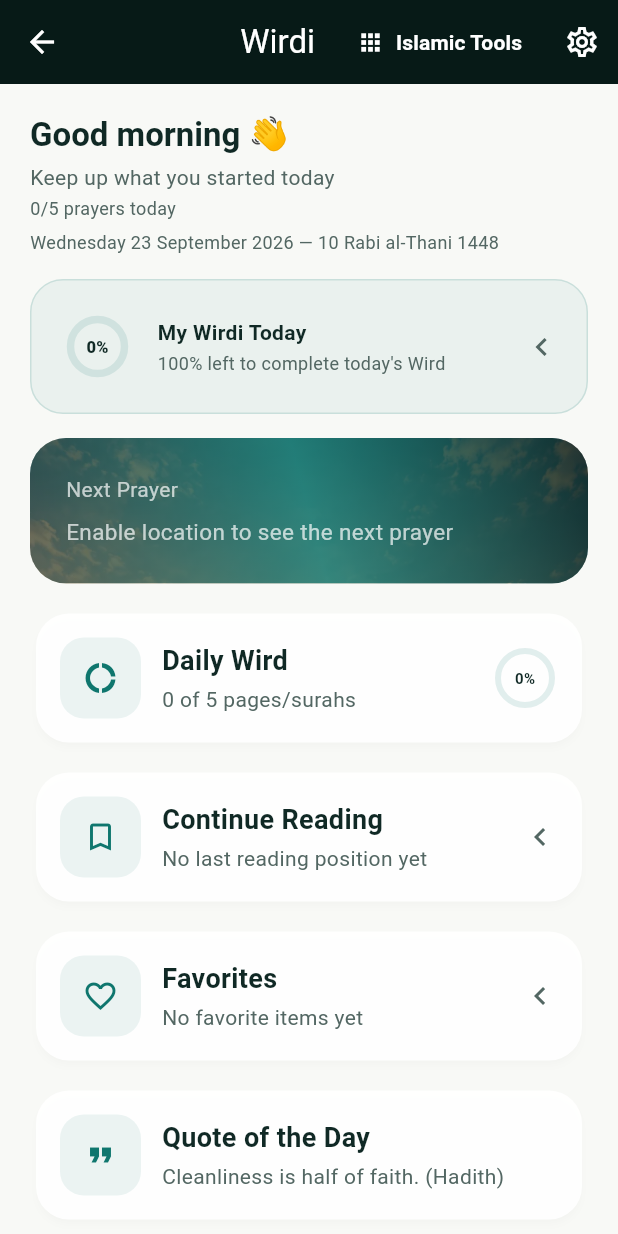
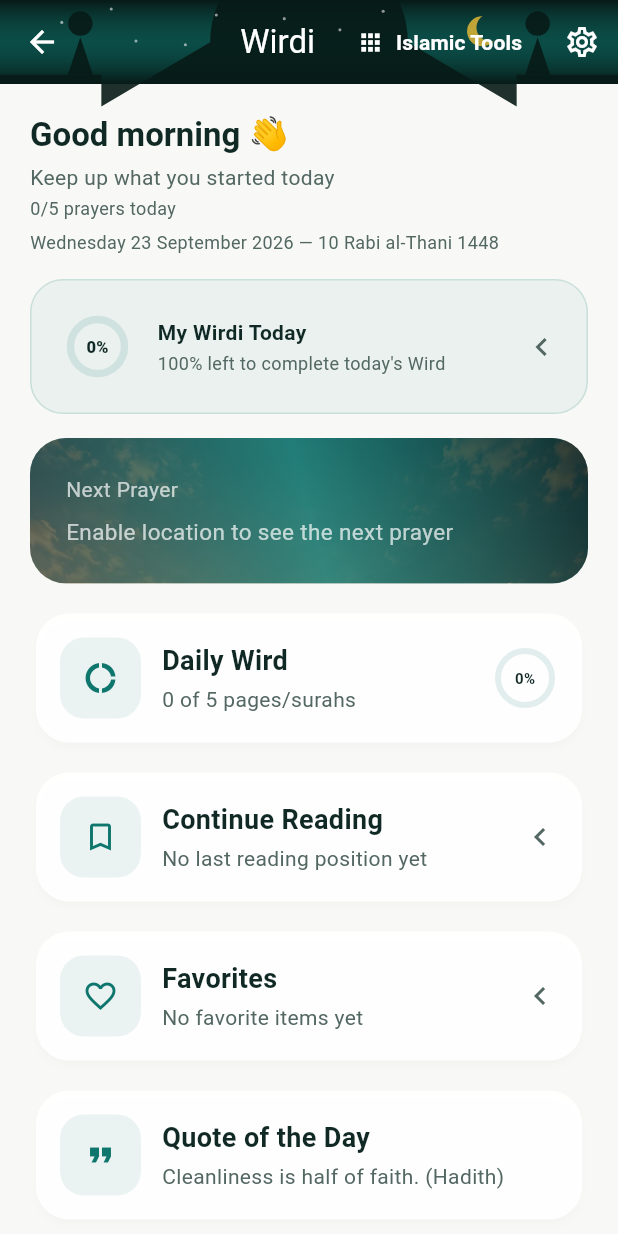
Before and after one commit to 9369702788/wirdi_v16.1.25, a Flutter app: the HomeDashboardScreen screen opened directly, on a phone screen of 412 x 824 dp. Run offline on Flutter 3.47's test engine with Material 3 defaults, Android fonts, the light colour scheme and no system bars; our stand-ins replace audio_service, audioplayers, camera, cloud_firestore, file_picker, firebase_auth and 12 more; missing offline and left inert: home_widget; accounts and stored records are empty; network calls fail; Roboto replaces fonts that are missing (Tajawal).

Commit message:
Add files via upload

```diff
--- a/lib/features/home/home_dashboard_screen.dart
+++ b/lib/features/home/home_dashboard_screen.dart
@@ -25,6 +25,7 @@
 import '../../core/services/widget_service.dart';
 import '../../core/services/user_progress_service.dart';
 import '../../core/theme/app_theme.dart';
+import '../../shared/widgets/wirdi_identity_background.dart';
 import '../../l10n/generated/app_localizations.dart';
 import '../azkar/azkar_screen.dart';
 import '../favorites/favorites_screen.dart';
@@ -287,15 +288,12 @@
         centerTitle: true,
         backgroundColor: AppColors.darkBackground,
         foregroundColor: Colors.white,
-        flexibleSpace: DecoratedBox(
-          decoration: BoxDecoration(
-            gradient: LinearGradient(
-              colors: [AppColors.darkBackground, AppColors.primaryEmerald],
-              begin: Alignment.topRight,
-              end: Alignment.bottomLeft,
-            ),
-          ),
-        ),
+        // v1.55: the flat 2-color gradient was replaced with the shared
+        // WirdiIdentityBackground (mosque-skyline + crescent vector art),
+        // matching the visual-identity brief's photographic header look
+        // without adding any image asset. Purely decorative -- everything
+        // else in this AppBar (title, actions) is unchanged.
+        flexibleSpace: const WirdiIdentityBackground(),
         actions: [
           TextButton.icon(
             onPressed: () => Navigator.push(context, MaterialPageRoute(builder: (_) => const IslamicToolsScreen())),
```
